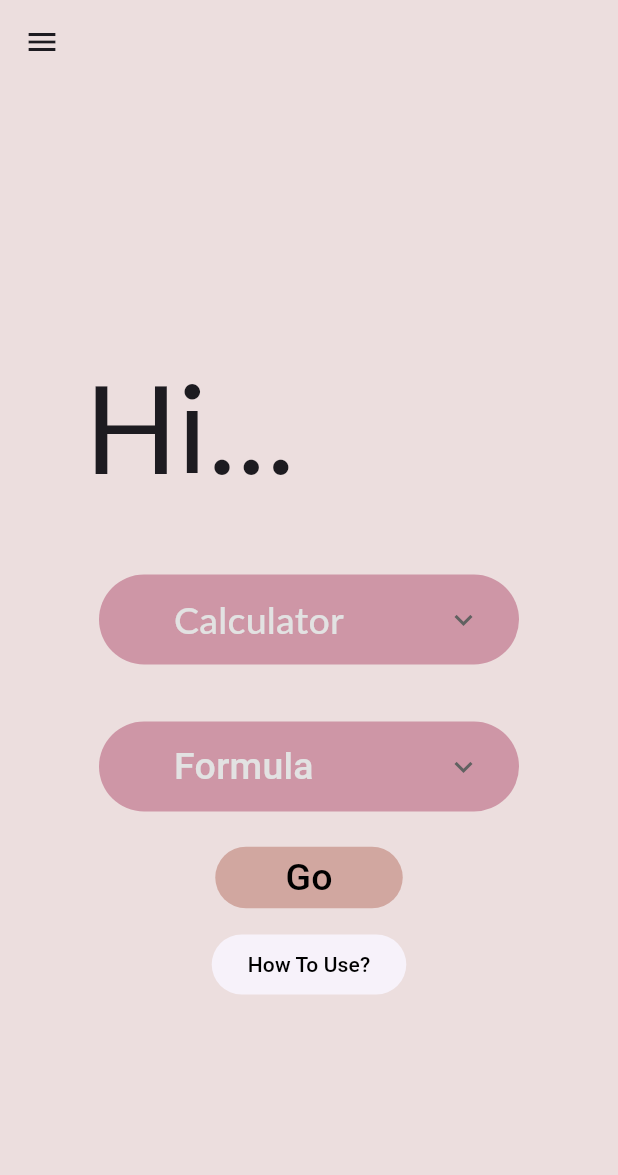
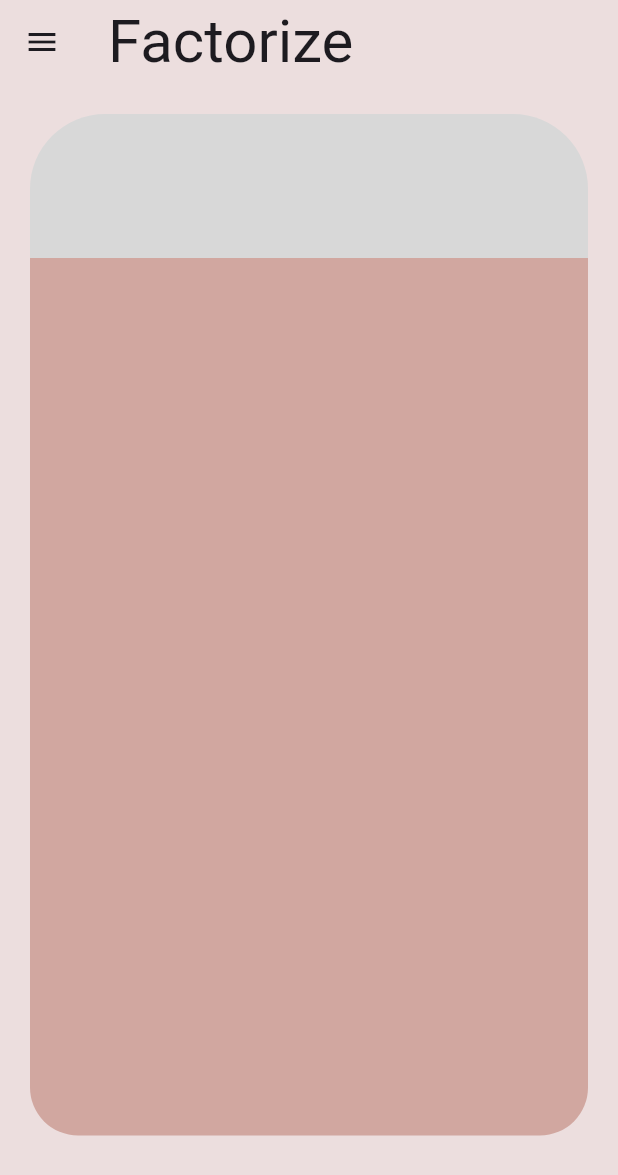
Before and after one commit to ihazrel/calc-steps-mobile, a Flutter app: the screen it shows after launch, on a phone screen of 412 x 824 dp. Shown: the top 1175 px of the screen. Run offline on Flutter 3.47's test engine with Material 3 defaults, Android fonts, the phone set to English and light mode, and no system bars; generated files the repository leaves out were written again; Roboto replaces fonts that are missing (Lato).

Commit message:
second commit
- minor update

```diff
--- a/lib/main.dart
+++ b/lib/main.dart
@@ -1,4 +1,7 @@
+import 'package:calc_steps_mobile/pages/calculator1.dart';
 import 'package:calc_steps_mobile/pages/homepage.dart';
+import 'package:calc_steps_mobile/pages/stepsPage.dart';
+import 'package:calc_steps_mobile/util/stepsButton.dart';
 import 'package:flutter/material.dart';
 
 void main() async {
@@ -12,7 +15,11 @@ class MainApp extends StatelessWidget {
   Widget build(BuildContext context) {
     return MaterialApp(
       debugShowCheckedModeBanner: false,
-      home: HomePage(),
+      home: StepsPage(),
+      routes: {
+        '/homepage': (context) => const HomePage(),
+        '/stepspage': (context) => const StepsPage(),
+      },
     );
   }
 }
--- /dev/null
+++ b/lib/pages/stepsPage.dart
@@ -0,0 +1,66 @@
+import 'package:calc_steps_mobile/pages/about.dart';
+import 'package:calc_steps_mobile/pages/settings.dart';
+import 'package:calc_steps_mobile/util/dropdown.dart';
+import 'package:calc_steps_mobile/util/homepageButton.dart';
+import 'package:calc_steps_mobile/util/stepsBackground.dart';
+import 'package:flutter/material.dart';
+
+class StepsPage extends StatefulWidget {
+  const StepsPage({super.key});
+
+  @override
+  State<StepsPage> createState() => _StepsPageState();
+}
+
+class _StepsPageState extends State<StepsPage> {
+  @override
+  Widget build(BuildContext context) {
+    return Scaffold(
+      backgroundColor: Color(0xFFECDEDE),
+      appBar: AppBar(
+        backgroundColor: Colors.transparent,
+        title: Text(
+          'Factorize',
+          style: TextStyle(fontSize: 40),
+        ),
+      ),
+      drawer: stepsPageDrawer(),
+      body: StepsBackground(),
+    );
+  }
+
+  Drawer stepsPageDrawer() {
+    return Drawer(
+      backgroundColor: Color(0xFFECDEDE),
+      child: ListView(
+        padding: EdgeInsets.only(top: 25, left: 25, right: 25),
+        children: <Widget>[
+          Dropdown(
+              onCalculatorIndexChanged: (int index) {},
+              onFormulaIndexChanged: (int index) {}),
+          const Divider(
+            color: Colors.black45,
+          ),
+          ListTile(
+            leading: const Icon(Icons.settings),
+            title: const Text('Settings'),
+            onTap: () {
+              Navigator.pop(context);
+              Navigator.of(context).push(
+                  MaterialPageRoute(builder: (context) => const Settings()));
+            },
+          ),
+          ListTile(
+            leading: const Icon(Icons.medical_information),
+            title: const Text('About'),
+            onTap: () {
+              Navigator.pop(context);
+              Navigator.of(context)
+                  .push(MaterialPageRoute(builder: (context) => const About()));
+            },
+          ),
+        ],
+      ),
+    );
+  }
+}
--- a/lib/util/dropdown.dart
+++ b/lib/util/dropdown.dart
@@ -27,6 +27,12 @@ class _DropdownState extends State<Dropdown> {
   bool isFormulaDropdownExpanded = false;
   bool isClicked = false;
 
+  double calculateFontSize(double buttonWidth) {
+    // Define your factor to adjust the font size
+    const double fontSizeFactor = 12.0;
+    return buttonWidth / fontSizeFactor;
+  }
+
   @override
   Widget build(BuildContext context) {
     return Padding(
@@ -34,11 +40,16 @@ class _DropdownState extends State<Dropdown> {
       child: Column(
         children: [
           // calculator dropdown menu
-          Container(
+          LayoutBuilder(
+            builder: (BuildContext context, BoxConstraints constraints) {
+              double buttonWidth = constraints.maxWidth;
+              double fontSize = calculateFontSize(buttonWidth);
+
+              return Container(
                 width: 300,
                 decoration: BoxDecoration(
                   color: Color(0xFFCE96A6),
-              borderRadius: BorderRadius.circular(62),
+                  borderRadius: BorderRadius.circular(30),
                 ),
                 child: DropdownButton<String>(
                   padding: EdgeInsets.only(left: 50, right: 25),
@@ -51,7 +62,7 @@ class _DropdownState extends State<Dropdown> {
                       color: Color(0xFFE2E2E2),
                     ),
                   ),
-              borderRadius: BorderRadius.circular(62),
+                  borderRadius: BorderRadius.circular(32),
                   itemHeight: 60,
                   value: calculatorDropdownValue,
                   underline: Container(),
@@ -63,7 +74,7 @@ class _DropdownState extends State<Dropdown> {
                       child: Text(
                         list,
                         style: TextStyle(
-                      fontSize: 25,
+                          fontSize: fontSize,
                           color: Colors.black,
                         ),
                       ),
@@ -74,7 +85,8 @@ class _DropdownState extends State<Dropdown> {
                       // Check for null safety
                       setState(() {
                         calculatorDropdownValue = newValue;
-                    calculatorIndex = calculatorDropdownItems.indexOf(newValue);
+                        calculatorIndex =
+                            calculatorDropdownItems.indexOf(newValue);
                         if (widget.onCalculatorIndexChanged != null) {
                           widget.onCalculatorIndexChanged!(calculatorIndex);
                         }
@@ -82,20 +94,27 @@ class _DropdownState extends State<Dropdown> {
                     }
                   },
                 ),
+              );
+            },
           ),
           SizedBox(height: 38),
 
           // formula dropdown menu
-          Container(
+          LayoutBuilder(
+            builder: (BuildContext context, BoxConstraints constraints) {
+              double buttonWidth = constraints.maxWidth;
+              double fontSize = calculateFontSize(buttonWidth);
+
+              return Container(
                 width: 300,
                 decoration: BoxDecoration(
                   color: Color(0xFFCE96A6),
-              borderRadius: BorderRadius.circular(62),
+                  borderRadius: BorderRadius.circular(30),
                 ),
                 child: DropdownButton<String>(
                   padding: EdgeInsets.only(left: 50, right: 25),
                   isExpanded: true,
-              borderRadius: BorderRadius.circular(62),
+                  borderRadius: BorderRadius.circular(32),
                   itemHeight: 60,
                   hint: const Text(
                     "Formula",
@@ -107,7 +126,6 @@ class _DropdownState extends State<Dropdown> {
                   value: formulaDropdownValue,
                   underline: Container(),
                   icon: Icon(Icons.keyboard_arrow_down),
-              dropdownColor: Color(0xFFd8d8d8),
                   items: formulaDropdownItems.map(
                     (String list) {
                       return DropdownMenuItem(
@@ -115,7 +133,7 @@ class _DropdownState extends State<Dropdown> {
                         child: Text(
                           list,
                           style: TextStyle(
-                        fontSize: 25,
+                            fontSize: fontSize,
                             color: Colors.black,
                           ),
                         ),
@@ -132,6 +150,8 @@ class _DropdownState extends State<Dropdown> {
                     });
                   },
                 ),
+              );
+            },
           ),
         ],
       ),
--- a/lib/util/goButton.dart
+++ b/lib/util/goButton.dart
@@ -27,6 +27,7 @@ class GoButton extends StatelessWidget {
       ),
       onPressed: () {
         if (calculatorIndex != null && formulaIndex != null) {
+          Navigator.pushNamed(context, '/stepspage');
           print("calc" + calculatorIndex.toString());
           print("formula" + formulaIndex.toString());
         } else
--- /dev/null
+++ b/lib/util/stepsBackground.dart
@@ -0,0 +1,46 @@
+import 'package:flutter/cupertino.dart';
+import 'package:flutter/material.dart';
+import 'package:flutter/widgets.dart';
+
+class StepsBackground extends StatefulWidget {
+  const StepsBackground({super.key});
+
+  @override
+  State<StepsBackground> createState() => _StepsBackgroundState();
+}
+
+class _StepsBackgroundState extends State<StepsBackground> {
+  @override
+  Widget build(BuildContext context) {
+    return Padding(
+      padding: const EdgeInsets.all(20),
+      child: SizedBox(
+        height: 681,
+        child: Column(
+          children: [
+            Container(
+              height: 96,
+              decoration: BoxDecoration(
+                  color: Color(0xFFD8D8D8),
+                  borderRadius: BorderRadius.only(
+                    topLeft: Radius.circular(50),
+                    topRight: Radius.circular(50),
+                  )),
+            ),
+            Expanded(
+              child: Container(
+                decoration: BoxDecoration(
+                  color: Color(0xFFD1A7A0),
+                  borderRadius: BorderRadius.only(
+                    bottomLeft: Radius.circular(32),
+                    bottomRight: Radius.circular(32),
+                  ),
+                ),
+              ),
+            ),
+          ],
+        ),
+      ),
+    );
+  }
+}
```
Also changed, not shown: lib/pages/calculator1.dart (+5 -6 lines), lib/pages/homepage.dart (+30 -26 lines), lib/util/homepageButton.dart (added, +20 -0 lines), lib/util/stepsButton.dart (+5 -4 lines). Lines whose indentation alone changed are shown as unchanged.
